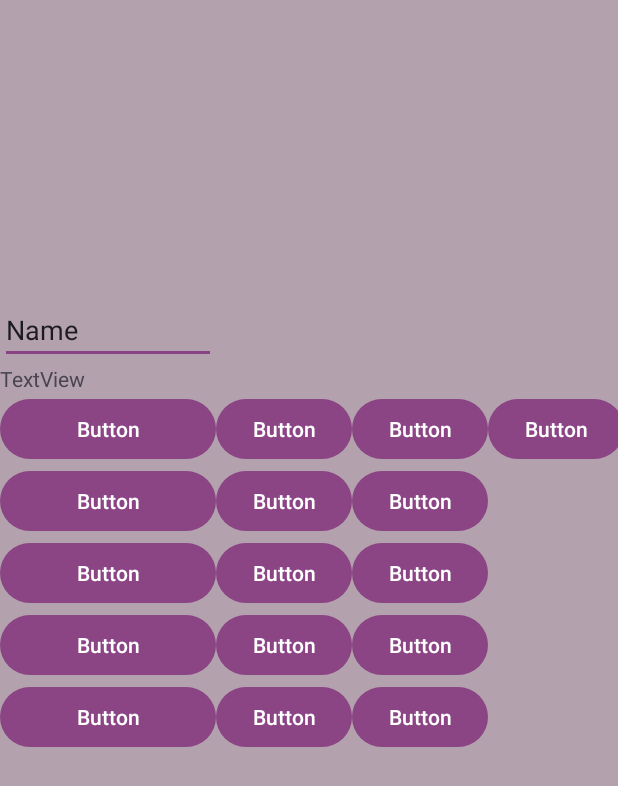
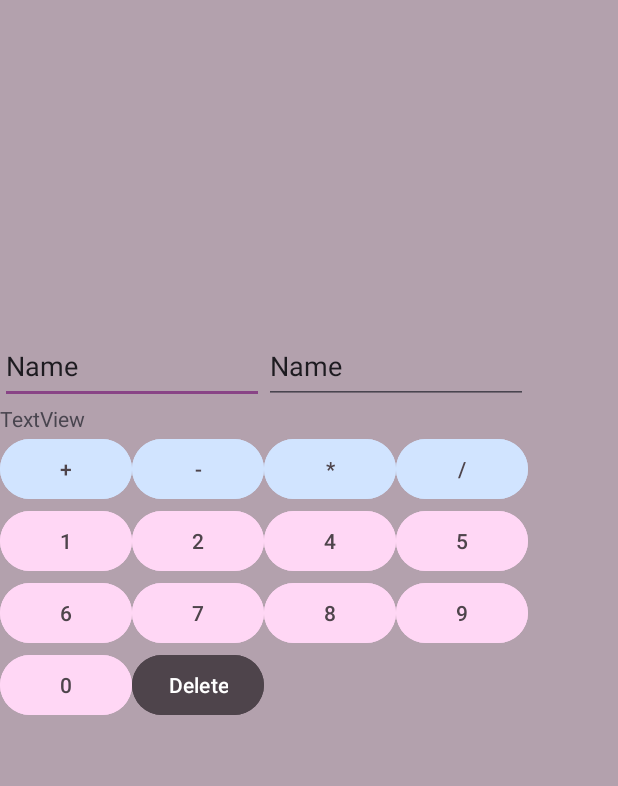
Before and after one commit to alexanndrra/CalculatorAppChanda, an Android app: the screen it shows after launch (MainActivity), on a phone screen of 412 x 824 dp. Shown: the top 786 px of the screen. Run offline under Robolectric (Android 15) with nearby library versions, the phone set to English and light mode, and no system bars.

Commit message:
updated layout and added colors to buttons and text

```diff
--- a/app/src/main/res/layout/activity_main.xml
+++ b/app/src/main/res/layout/activity_main.xml
@@ -14,15 +14,26 @@
 
         <TableRow
             android:layout_width="match_parent"
-            android:layout_height="match_parent" >
+            android:layout_height="match_parent">
+
+            <EditText
+                android:id="@+id/editTextInput"
+                android:layout_width="wrap_content"
+                android:layout_height="50dp"
+                android:ems="10"
+                android:inputType="text"
+                android:text="Name"
+                android:layout_span="2"/>
 
             <EditText
                 android:id="@+id/editTextText2"
-                android:layout_width="144dp"
-                android:layout_height="wrap_content"
+                android:layout_width="wrap_content"
+                android:layout_height="50dp"
                 android:ems="10"
                 android:inputType="text"
-                android:text="Name" />
+                android:text="Name"
+                android:layout_span="2"/>
+
         </TableRow>
 
         <TableRow
@@ -30,7 +41,7 @@
             android:layout_height="match_parent" >
 
             <TextView
-                android:id="@+id/textView"
+                android:id="@+id/textView2"
                 android:layout_width="wrap_content"
                 android:layout_height="wrap_content"
                 android:text="TextView" />
@@ -41,121 +52,134 @@
             android:layout_height="match_parent">
 
             <Button
-                android:id="@+id/button3"
+                android:id="@+id/buttonPlus"
                 android:layout_width="wrap_content"
                 android:layout_height="wrap_content"
-                android:text="Button" />
+                android:backgroundTint="@color/md_theme_dark_onTertiaryContainer"
+                android:text="@string/plus"
+                android:textColor="@color/md_theme_dark_outlineVariant" />
 
             <Button
-                android:id="@+id/button4"
+                android:id="@+id/buttonMinus"
                 android:layout_width="wrap_content"
                 android:layout_height="wrap_content"
-                android:text="Button" />
+                android:backgroundTint="@color/md_theme_dark_onTertiaryContainer"
+                android:text="@string/minus"
+                android:textColor="@color/md_theme_dark_outlineVariant" />
 
             <Button
-                android:id="@+id/button7"
+                android:id="@+id/buttonMultiply"
                 android:layout_width="wrap_content"
                 android:layout_height="wrap_content"
-                android:text="Button" />
+                android:backgroundTint="@color/md_theme_dark_onTertiaryContainer"
+                android:text="@string/multiply"
+                android:textColor="@color/md_theme_dark_outlineVariant" />
 
             <Button
-                android:id="@+id/button8"
+                android:id="@+id/buttonDivide"
                 android:layout_width="wrap_content"
                 android:layout_height="wrap_content"
-                android:text="Button" />
-
+                android:backgroundTint="@color/md_theme_dark_onTertiaryContainer"
+                android:text="@string/divide"
+                android:textColor="@color/md_theme_dark_outlineVariant" />
         </TableRow>
 
         <TableRow
             android:layout_width="match_parent"
-            android:layout_height="match_parent" >
+            android:layout_height="match_parent">
 
             <Button
-                android:id="@+id/button9"
+                android:id="@+id/buttonOne"
                 android:layout_width="wrap_content"
                 android:layout_height="wrap_content"
-                android:text="Button" />
+                android:backgroundTint="@color/md_theme_dark_onPrimaryContainer"
+                android:text="1"
+                android:textColor="@color/md_theme_dark_outlineVariant" />
 
             <Button
-                android:id="@+id/button10"
+                android:id="@+id/buttonTwo"
                 android:layout_width="wrap_content"
                 android:layout_height="wrap_content"
-                android:text="Button" />
+                android:backgroundTint="@color/md_theme_dark_onPrimaryContainer"
+                android:text="2"
+                android:textColor="@color/md_theme_dark_outlineVariant" />
 
             <Button
-                android:id="@+id/button11"
+                android:id="@+id/buttonThree"
                 android:layout_width="wrap_content"
                 android:layout_height="wrap_content"
-                android:text="Button" />
+                android:backgroundTint="@color/md_theme_dark_onPrimaryContainer"
+                android:text="4"
+                android:textColor="@color/md_theme_dark_outlineVariant" />
+
+            <Button
+                android:id="@+id/buttonFour"
+                android:layout_width="wrap_content"
+                android:layout_height="wrap_content"
+                android:backgroundTint="@color/md_theme_dark_onPrimaryContainer"
+                android:text="5"
+                android:textColor="@color/md_theme_dark_outlineVariant" />
         </TableRow>
 
         <TableRow
             android:layout_width="match_parent"
-            android:layout_height="match_parent" >
+            android:layout_height="match_parent">
 
             <Button
-                android:id="@+id/button12"
+                android:id="@+id/buttonFive"
                 android:layout_width="wrap_content"
                 android:layout_height="wrap_content"
-                android:text="Button" />
+                android:backgroundTint="@color/md_theme_dark_onPrimaryContainer"
+                android:text="6"
+                android:textColor="@color/md_theme_dark_outlineVariant" />
 
             <Button
-                android:id="@+id/button13"
+                android:id="@+id/buttonSix"
                 android:layout_width="wrap_content"
                 android:layout_height="wrap_content"
-                android:text="Button" />
+                android:backgroundTint="@color/md_theme_dark_onPrimaryContainer"
+                android:text="7"
+                android:textColor="@color/md_theme_dark_outlineVariant" />
 
             <Button
-                android:id="@+id/button14"
+                android:id="@+id/buttonSeven"
                 android:layout_width="wrap_content"
                 android:layout_height="wrap_content"
-                android:text="Button" />
+                android:backgroundTint="@color/md_theme_dark_onPrimaryContainer"
+                android:text="8"
+                android:textColor="@color/md_theme_dark_outlineVariant" />
+
+            <Button
+                android:id="@+id/buttonEight"
+                android:layout_width="wrap_content"
+                android:layout_height="wrap_content"
+                android:backgroundTint="@color/md_theme_dark_onPrimaryContainer"
+                android:text="9"
+                android:textColor="@color/md_theme_dark_outlineVariant" />
         </TableRow>
 
         <TableRow
             android:layout_width="match_parent"
-            android:layout_height="match_parent" >
+            android:layout_height="match_parent">
 
             <Button
-                android:id="@+id/button15"
+                android:id="@+id/buttonNine"
                 android:layout_width="wrap_content"
                 android:layout_height="wrap_content"
-                android:text="Button" />
+                android:backgroundTint="@color/md_theme_dark_onPrimaryContainer"
+                android:text="0"
+                android:textColor="@color/md_theme_dark_outlineVariant" />
 
             <Button
-                android:id="@+id/button16"
+                android:id="@+id/buttonZero"
                 android:layout_width="wrap_content"
                 android:layout_height="wrap_content"
-                android:text="Button" />
-
-            <Button
-                android:id="@+id/button17"
-                android:layout_width="wrap_content"
-                android:layout_height="wrap_content"
-                android:text="Button" />
+                android:backgroundTint="@color/md_theme_dark_outlineVariant"
+                android:text="@string/delete" />
         </TableRow>
 
         <TableRow
             android:layout_width="match_parent"
-            android:layout_height="match_parent" >
-
-            <Button
-                android:id="@+id/button18"
-                android:layout_width="wrap_content"
-                android:layout_height="wrap_content"
-                android:text="Button" />
-
-            <Button
-                android:id="@+id/button19"
-                android:layout_width="wrap_content"
-                android:layout_height="wrap_content"
-                android:text="Button" />
-
-            <Button
-                android:id="@+id/button20"
-                android:layout_width="wrap_content"
-                android:layout_height="wrap_content"
-                android:text="Button" />
-        </TableRow>
+            android:layout_height="match_parent" />
     </TableLayout>
 </androidx.constraintlayout.widget.ConstraintLayout>
--- a/app/src/main/res/values/dimens.xml
+++ b/app/src/main/res/values/dimens.xml
@@ -3,9 +3,6 @@
     <dimen name="fontSizeInputOutput">15sp</dimen>
     <dimen name="fontSizeOperations">25sp</dimen>
     <dimen name="fontSizeNumbers">20sp</dimen>
-    <dimen name="widthOpButton">55dp</dimen>
-    <dimen name="heightOpButton">45dp</dimen>
-    <dimen name="widthHeightNumberButton">10dp</dimen>
     <dimen name="inputPadding">15dp</dimen>
     <dimen name="inputMargin">5dp</dimen>
     <dimen name="inputHeight">65dp</dimen>
--- a/app/src/main/res/values/strings.xml
+++ b/app/src/main/res/values/strings.xml
@@ -4,4 +4,5 @@
     <string name="minus">-</string>
     <string name="multiply">*</string>
     <string name="divide">/</string>
+    <string name="delete">Delete</string>
 </resources>
```
